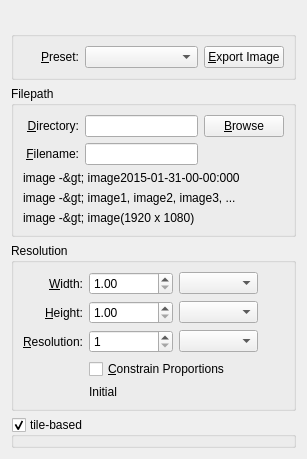
Above: source/gloperate-qtwidgets/source/ImageExporterWidget.ui from cginternals/gloperate before the change. Below: the same form after it.
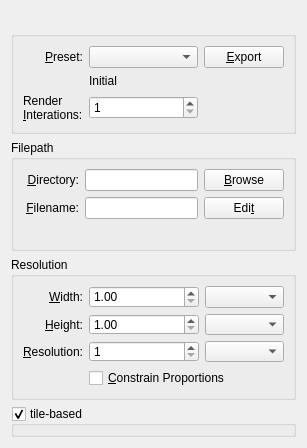
That is the form after the change.

Commit message: Adds render iterations functionality to ImageExporter

What changed in the file:
```diff
--- a/source/gloperate-qtwidgets/source/ImageExporterWidget.ui
+++ b/source/gloperate-qtwidgets/source/ImageExporterWidget.ui
@@ -39,18 +39,39 @@
       <bool>true</bool>
      </property>
      <layout class="QGridLayout" name="gridLayout_2">
-      <item row="0" column="1">
-       <widget class="QComboBox" name="presetsComboBox">
+      <item row="3" column="1">
+       <widget class="QSpinBox" name="renderIterationsSpinBox">
+        <property name="minimum">
+         <number>1</number>
+        </property>
+        <property name="maximum">
+         <number>999999</number>
+        </property>
+       </widget>
+      </item>
+      <item row="3" column="0">
+       <widget class="QLabel" name="renderInterationsLabel">
+        <property name="text">
+         <string>Render &amp;Interations:</string>
+        </property>
+        <property name="wordWrap">
+         <bool>true</bool>
+        </property>
+        <property name="buddy">
+         <cstring>renderIterationsSpinBox</cstring>
+        </property>
+       </widget>
+      </item>
+      <item row="0" column="2">
+       <widget class="QPushButton" name="saveButton">
         <property name="sizePolicy">
-         <sizepolicy hsizetype="Preferred" vsizetype="Fixed">
-          <horstretch>2</horstretch>
+         <sizepolicy hsizetype="Minimum" vsizetype="Fixed">
+          <horstretch>1</horstretch>
           <verstretch>0</verstretch>
          </sizepolicy>
         </property>
-        <property name="font">
-         <font>
-          <family>Courier New</family>
-         </font>
+        <property name="text">
+         <string>&amp;Export</string>
         </property>
        </widget>
       </item>
@@ -73,10 +94,34 @@
         </property>
        </widget>
       </item>
-      <item row="0" column="2">
-       <widget class="QPushButton" name="saveButton">
+      <item row="0" column="1">
+       <widget class="QComboBox" name="presetsComboBox">
+        <property name="sizePolicy">
+         <sizepolicy hsizetype="Preferred" vsizetype="Fixed">
+          <horstretch>2</horstretch>
+          <verstretch>0</verstretch>
+         </sizepolicy>
+        </property>
+        <property name="font">
+         <font>
+          <family>Courier New</family>
+         </font>
+        </property>
+       </widget>
+      </item>
+      <item row="1" column="1" colspan="2">
+       <widget class="QLabel" name="resolutionSummaryLabel">
+        <property name="sizePolicy">
+         <sizepolicy hsizetype="Preferred" vsizetype="Preferred">
+          <horstretch>0</horstretch>
+          <verstretch>0</verstretch>
+         </sizepolicy>
+        </property>
         <property name="text">
-         <string>&amp;Export Image</string>
+         <string>Initial</string>
+        </property>
+        <property name="wordWrap">
+         <bool>true</bool>
         </property>
        </widget>
       </item>
@@ -160,24 +205,20 @@
         </property>
        </widget>
       </item>
-      <item row="2" column="0" colspan="3">
-       <widget class="QLabel" name="label">
+      <item row="2" column="1" colspan="2">
+       <widget class="QLabel" name="filenamePeviewLabel">
         <property name="text">
-         <string>image&lt;timestamp&gt; -&gt; image2015-01-31-00-00:000</string>
+         <string/>
         </property>
-       </widget>
-      </item>
-      <item row="3" column="0" colspan="3">
-       <widget class="QLabel" name="label_2">
-        <property name="text">
-         <string>image&lt;enum&gt; -&gt; image1, image2, image3, ...</string>
+        <property name="wordWrap">
+         <bool>true</bool>
         </property>
        </widget>
       </item>
-      <item row="4" column="0" colspan="3">
-       <widget class="QLabel" name="label_3">
+      <item row="1" column="2">
+       <widget class="QPushButton" name="filenameEditButton">
         <property name="text">
-         <string>image&lt;resolution&gt; -&gt; image(1920 x 1080)</string>
+         <string>Edi&amp;t</string>
         </property>
        </widget>
       </item>
@@ -197,7 +238,7 @@
        <widget class="QDoubleSpinBox" name="widthDoubleSpinBox">
         <property name="sizePolicy">
          <sizepolicy hsizetype="Minimum" vsizetype="Fixed">
-          <horstretch>1</horstretch>
+          <horstretch>2</horstretch>
           <verstretch>0</verstretch>
          </sizepolicy>
         </property>
@@ -288,19 +329,6 @@
         </property>
        </widget>
       </item>
-      <item row="4" column="1" colspan="3">
-       <widget class="QLabel" name="resolutionSummaryLabel">
-        <property name="sizePolicy">
-         <sizepolicy hsizetype="Preferred" vsizetype="Preferred">
-          <horstretch>3</horstretch>
-          <verstretch>0</verstretch>
-         </sizepolicy>
-        </property>
-        <property name="text">
-         <string>Initial</string>
-        </property>
-       </widget>
-      </item>
       <item row="1" column="0">
        <widget class="QLabel" name="heightLabel">
         <property name="text">
```
Left out of the diff: 69 changed lines with no effect on the pictures. The commit also changes 3 other files.
